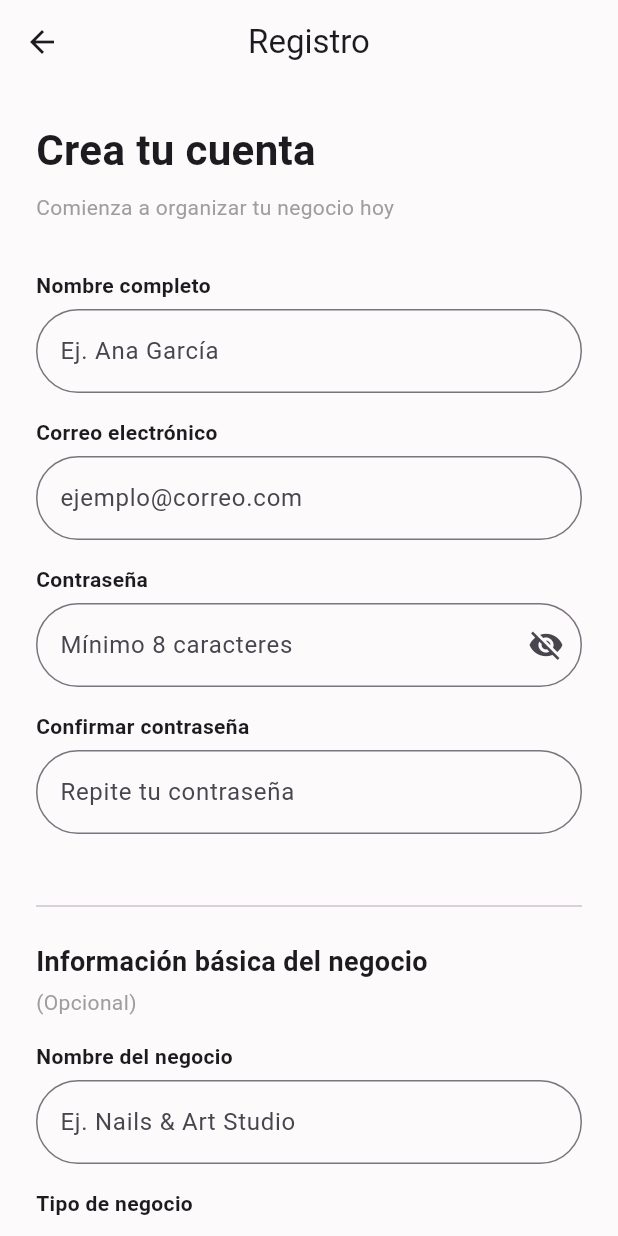
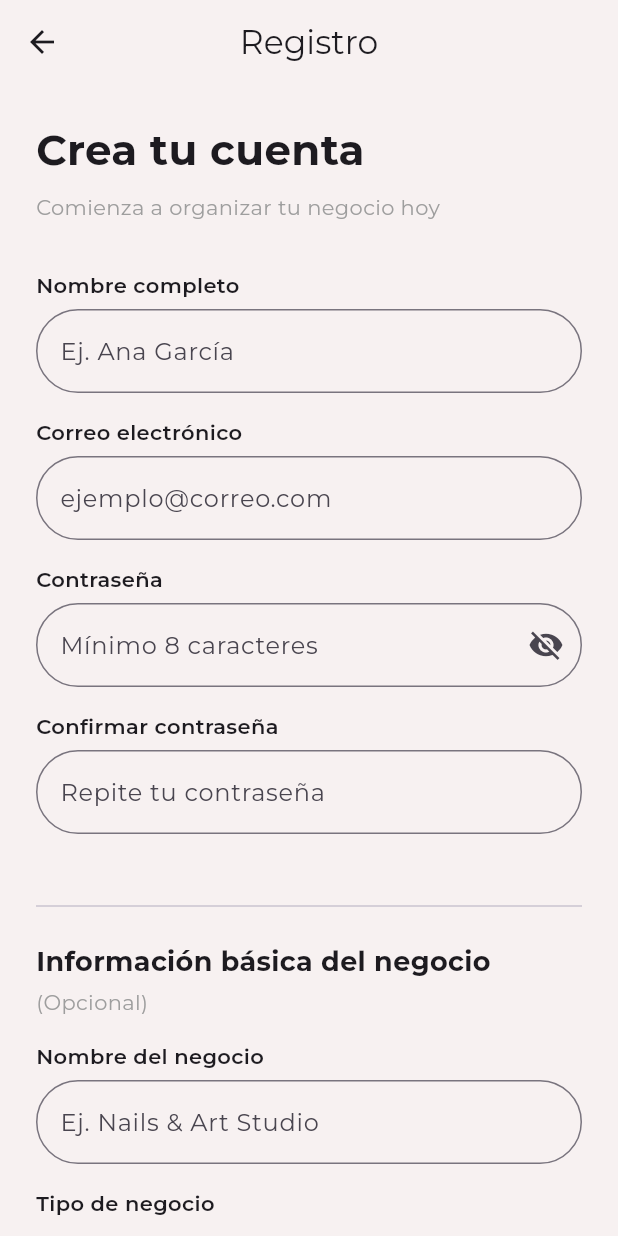
Before and after one commit to Juan-Cast19/manicuristas, a Flutter app: the screen it shows after launch, after a tap on "Crear una cuenta", on a phone screen of 412 x 824 dp. Run offline on Flutter 3.47's test engine with Material 3 defaults, Android fonts, the light colour scheme and no system bars.

Commit message:
Se Agrego la Fuente Montserrat y estilos tipograficos globales y se realizaron ajustes en la pantalla de recuperacion de contraseña

```diff
--- a/lib/app.dart
+++ b/lib/app.dart
@@ -6,8 +6,11 @@ class ManicuristasApp extends StatelessWidget {
 
   @override
   Widget build(BuildContext context) {
-    return const MaterialApp(
+    return MaterialApp(
       debugShowCheckedModeBanner: false,
+      theme: ThemeData(
+        fontFamily: 'Montserrat',
+      ),
       home: SplashPage(),
     );
   }
--- a/lib/core/theme/app_colors.dart
+++ b/lib/core/theme/app_colors.dart
@@ -1,7 +1,7 @@
 import 'package:flutter/material.dart';
 
 class AppColors {
-  static const Color background = Color(0xFFFCFAFA);
+  static const Color background = Color(0xFFF7F1F1);
   static const Color background2 = Color(0xFFF7F1F1);
   static const Color primary = Color(0xFFF06292);
   static const Color textSecondary = Color(0xFF8E8E8E);
--- a/lib/features/auth/presentation/forgot_password/forgot_password_page.dart
+++ b/lib/features/auth/presentation/forgot_password/forgot_password_page.dart
@@ -53,7 +53,7 @@ class ForgotPasswordPage extends StatelessWidget {
                     'Ingresa tu correo electrónico y te enviaremos un enlace para restablecer tu contraseña.',
                     textAlign: TextAlign.center,
                     style: TextStyle(
-                      fontSize: 22,
+                      fontSize: 18,
                       color: Colors.grey),
                   ),
 
@@ -75,7 +75,8 @@ class ForgotPasswordPage extends StatelessWidget {
                           borderRadius: BorderRadius.circular(32),
                         ),
                       ),
-                      child: const Text('Enviar enlace'),
+                      child: const Text('Enviar enlace',
+                      style: TextStyle(fontSize: 16, color: Colors.white),),
                     ),
                   ),
 
--- a/lib/features/auth/presentation/register/register_page.dart
+++ b/lib/features/auth/presentation/register/register_page.dart
@@ -32,7 +32,9 @@ class _RegisterPageState extends State<RegisterPage> {
           children: [
             const Text(
               'Crea tu cuenta',
-              style: TextStyle(fontSize: 28, fontWeight: FontWeight.bold),
+              style: TextStyle(
+                fontSize: 28,
+                fontWeight: FontWeight.w700), //Blod
             ),
             const SizedBox(height: 8),
             const Text(
@@ -103,7 +105,7 @@ class _RegisterPageState extends State<RegisterPage> {
                 ),
                 child: const Text(
                   'Registrarme',
-                  style: TextStyle(fontSize: 16),
+                  style: TextStyle(fontSize: 16, color: Colors.white),
                 ),
               ),
             ),
```
Also changed, not shown: pubspec.yaml (+13 -0 lines), assets/fonts/Montserrat-Bold.ttf (added), assets/fonts/Montserrat-Medium.ttf (added), assets/fonts/Montserrat-Regular.ttf (added), assets/fonts/Montserrat-SemiBold.ttf (added).
